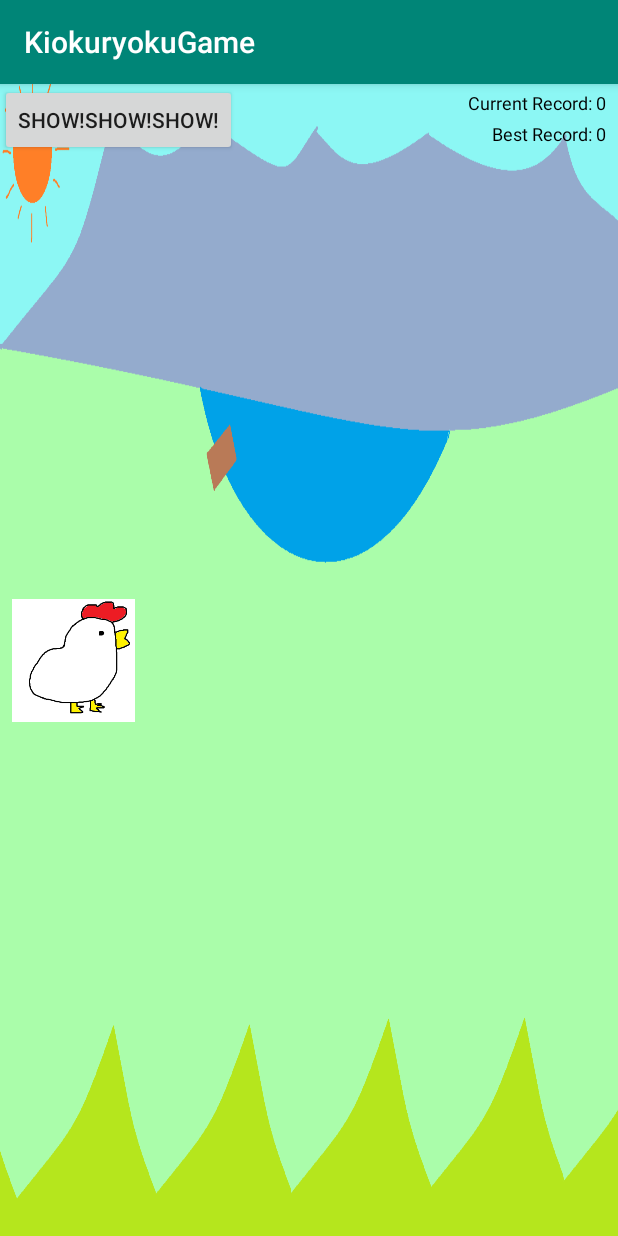
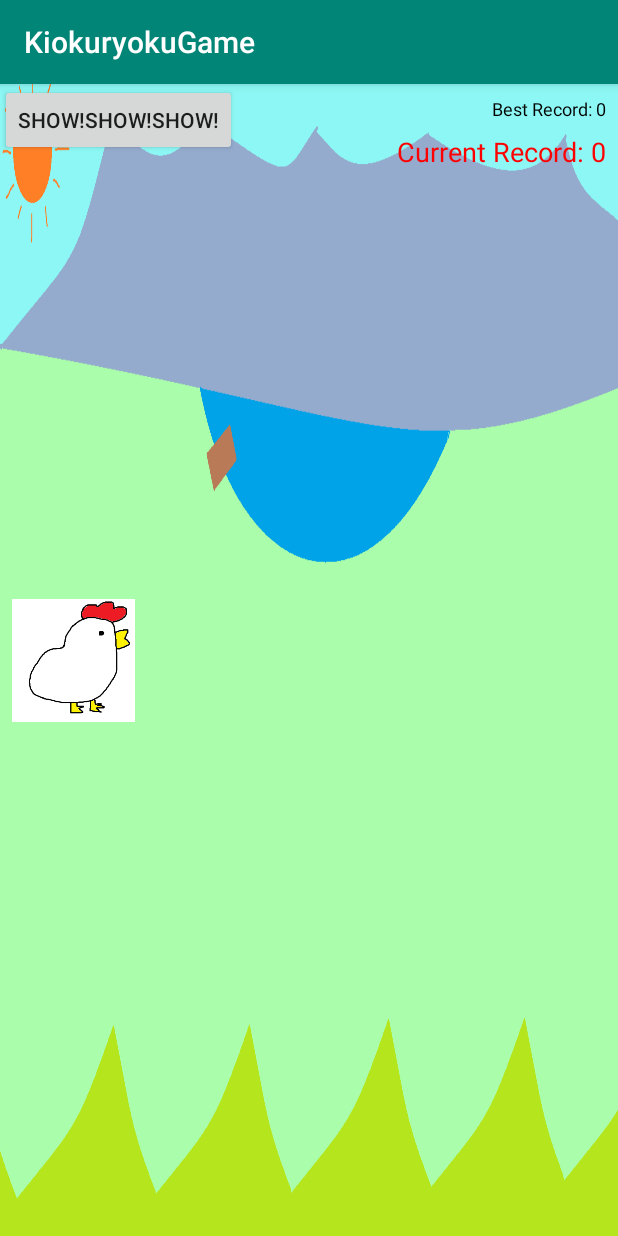
Before and after one commit to pikohan-suzuki/Kiokuryoku_Game, an Android app: the fragment QuestionFragment placed in its activity, on a phone screen of 412 x 824 dp. Run offline under Robolectric (Android 15) with nearby library versions, the light colour scheme and no system bars.

Commit message:
layoutの変更

```diff
--- a/KiokuryokuGame/app/src/main/res/layout/fragment_question.xml
+++ b/KiokuryokuGame/app/src/main/res/layout/fragment_question.xml
@@ -16,29 +16,30 @@
                                           android:id="@+id/guideline5"
                                           android:orientation="vertical" app:layout_constraintGuide_percent="0.5"/>
     <TextView
-            android:text="@string/current_record"
+            android:text="@string/level_popup"
             android:layout_width="wrap_content"
             android:layout_height="wrap_content"
             android:id="@+id/current_record"
             app:layout_constraintEnd_toEndOf="parent"
             android:layout_marginEnd="8dp"
-            android:textSize="12sp" android:layout_marginStart="8dp" app:layout_constraintStart_toStartOf="parent"
-            app:layout_constraintHorizontal_bias="1.0" android:layout_marginTop="4dp"
-            app:layout_constraintTop_toTopOf="parent" android:layout_marginBottom="8dp"
-            app:layout_constraintBottom_toBottomOf="parent" app:layout_constraintVertical_bias="0.0"
-            android:textColor="@color/colorBlack"/>
+            android:textSize="18sp" android:layout_marginStart="8dp" app:layout_constraintStart_toStartOf="parent"
+            app:layout_constraintHorizontal_bias="1.0"
+            android:textColor="#ff0000" android:layout_marginBottom="8dp"
+            app:layout_constraintBottom_toBottomOf="parent" android:layout_marginTop="8dp"
+            app:layout_constraintTop_toBottomOf="@+id/best_record" app:layout_constraintVertical_bias="0.0"/>
     <TextView
             android:layout_width="wrap_content"
             android:layout_height="wrap_content"
             android:id="@+id/best_record"
             app:layout_constraintEnd_toEndOf="parent"
             android:layout_marginEnd="8dp"
-            android:textAppearance="@style/TextAppearance.AppCompat.Small" android:text="@string/best_record"
+            android:textAppearance="@style/TextAppearance.AppCompat.Medium" android:text="@string/best_record"
             android:textSize="12sp"
             app:layout_constraintStart_toStartOf="@+id/current_record" app:layout_constraintHorizontal_bias="1.0"
-            android:layout_marginTop="4dp" app:layout_constraintTop_toBottomOf="@+id/current_record"
+            android:layout_marginTop="8dp" app:layout_constraintTop_toBottomOf="@+id/current_record"
             android:layout_marginBottom="8dp" app:layout_constraintBottom_toBottomOf="parent"
-            app:layout_constraintVertical_bias="0.0" android:textColor="@color/colorBlack"/>
+            app:layout_constraintVertical_bias="0.0" android:textColor="@color/colorBlack"
+            app:layout_constraintTop_toTopOf="parent"/>
     <ImageView
             android:layout_width="82dp"
             android:layout_height="82dp" tools:srcCompat="@tools:sample/avatars"
```
Also changed, not shown: KiokuryokuGame/app/src/main/res/layout/dialog_continue_menu.xml (added, +46 -0 lines).
